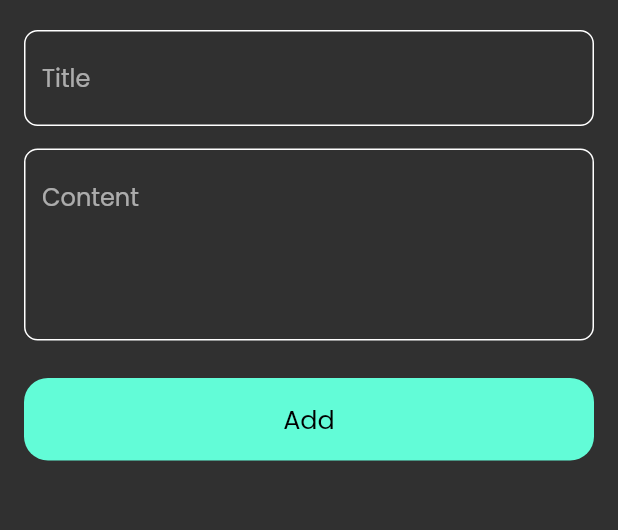
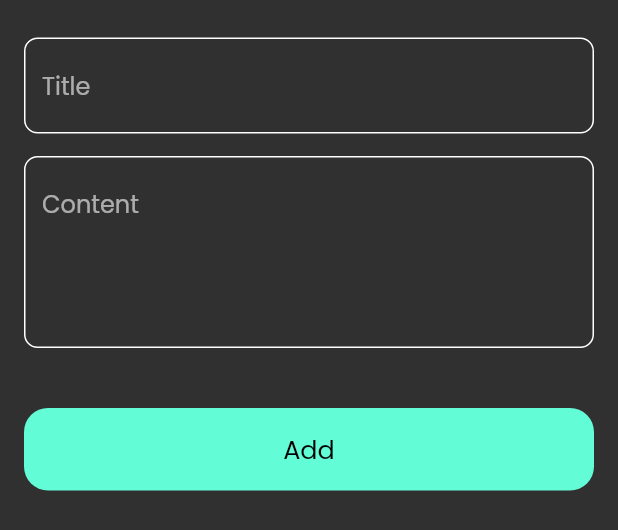
Before and after one commit to ImadDz-7/notes_app, a Flutter app: the AddNoteBottomSheet widget shown alone on an empty page, opened directly, on a phone screen of 412 x 824 dp. Shown: the top 530 px of the screen. Run offline on Flutter 3.47's test engine with Material 2 defaults, Android fonts, the phone set to English and light mode, and no system bars; our stand-ins replace font_awesome_flutter.

```diff
--- a/lib/views/widgets/add_note_bottom_sheet.dart
+++ b/lib/views/widgets/add_note_bottom_sheet.dart
@@ -14,7 +14,7 @@ class AddNoteBottomSheet extends StatelessWidget {
         child: Column(
           children: const [
             SizedBox(
-              height: 20,
+              height: 25,
             ),
             CustomTextField(
               textHint: 'Title',
@@ -27,11 +27,11 @@ class AddNoteBottomSheet extends StatelessWidget {
               textHint: 'Content',
             ),
             SizedBox(
-              height: 25,
+              height: 40,
             ),
             CustomButton(),
             SizedBox(
-              height: 20,
+              height: 40,
             ),
           ],
         ),
--- a/lib/views/widgets/notes_view_body.dart
+++ b/lib/views/widgets/notes_view_body.dart
@@ -1,5 +1,4 @@
 import 'package:flutter/material.dart';
-import 'package:notes_app/views/widgets/custom_note_item.dart';
 import 'package:notes_app/views/widgets/custom_app_bar.dart';
 import 'package:notes_app/views/widgets/notes_list_view.dart';
 
```
Also changed, not shown: pubspec.yaml (+8 -18 lines), pubspec.lock, 1 other file.
